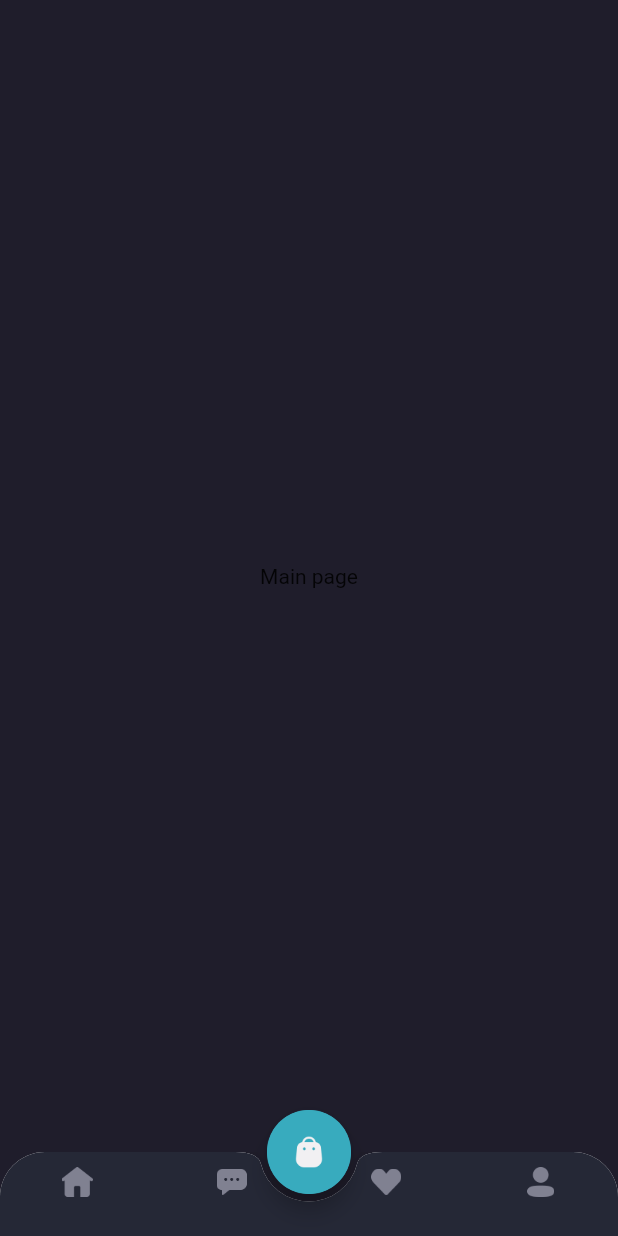
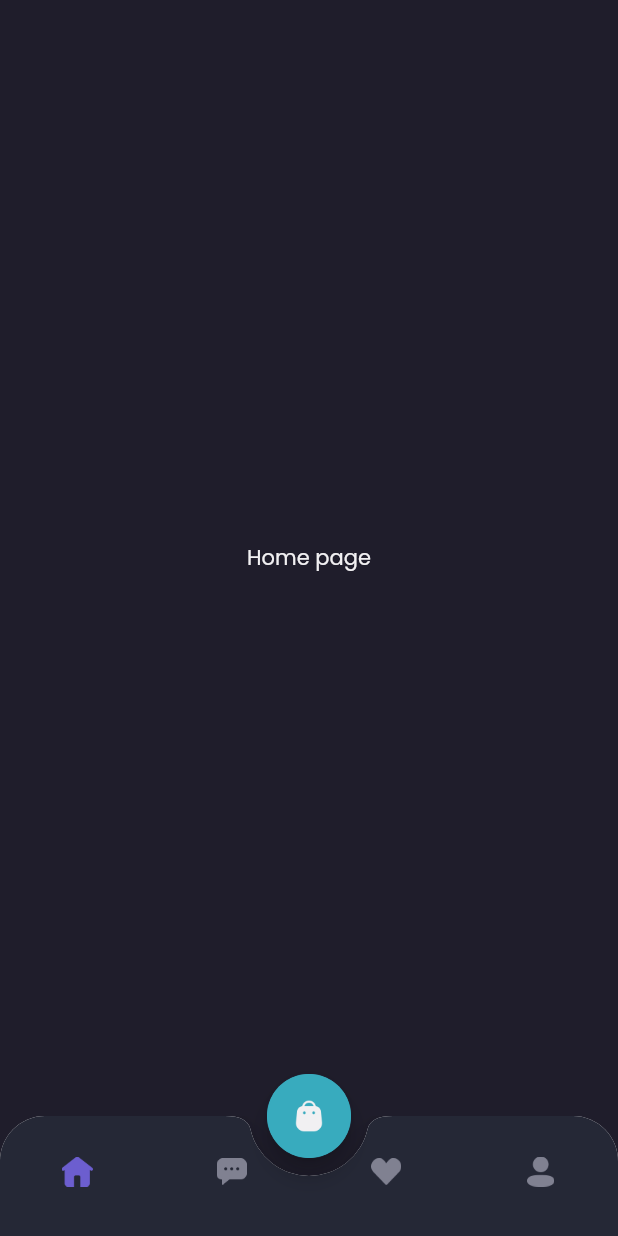
Before and after one commit to RianCahyadi08/Flutter_Shamo, a Flutter app: the MainPage screen opened by its route, on a phone screen of 412 x 824 dp. Run offline on Flutter 3.47's test engine with Material 2 defaults, Android fonts, the phone set to English and light mode, and no system bars; our stand-ins replace google_fonts.

Commit message:
Add chat page, home page, profile page, wishlist page

```diff
--- /dev/null
+++ b/lib/pages/home/chat_page.dart
@@ -0,0 +1,16 @@
+import 'package:flutter/material.dart';
+import 'package:shamo/theme/theme.dart';
+
+class ChatPage extends StatelessWidget {
+  const ChatPage({super.key});
+
+  @override
+  Widget build(BuildContext context) {
+    return Center(
+      child: Text(
+        'Chat page',
+        style: primaryTextStyle,
+      ),
+    );
+  }
+}
--- /dev/null
+++ b/lib/pages/home/home_page.dart
@@ -0,0 +1,16 @@
+import 'package:flutter/material.dart';
+import 'package:shamo/theme/theme.dart';
+
+class HomePage extends StatelessWidget {
+  const HomePage({super.key});
+
+  @override
+  Widget build(BuildContext context) {
+    return Center(
+      child: Text(
+        'Home page',
+        style: primaryTextStyle,
+      ),
+    );
+  }
+}
--- a/lib/pages/home/main_page.dart
+++ b/lib/pages/home/main_page.dart
@@ -1,8 +1,38 @@
 import 'package:flutter/material.dart';
+import 'package:shamo/pages/home/chat_page.dart';
+import 'package:shamo/pages/home/home_page.dart';
+import 'package:shamo/pages/home/profile_page.dart';
+import 'package:shamo/pages/home/wishlist_page.dart';
 import 'package:shamo/theme/theme.dart';
 
-class MainPage extends StatelessWidget {
+class MainPage extends StatefulWidget {
   const MainPage({super.key});
+
+  @override
+  State<MainPage> createState() => _MainPageState();
+}
+
+class _MainPageState extends State<MainPage> {
+  int currentIndex = 0;
+
+  Widget body() {
+    switch (currentIndex) {
+      case 0:
+        return const HomePage();
+      // break;
+      case 1:
+        return const ChatPage();
+      // break;
+      case 2:
+        return const WishlistPage();
+      // break;
+      case 3:
+        return const ProfilePage();
+      // break;
+      default:
+        return const HomePage();
+    }
+  }
 
   Widget cardButton() {
     return FloatingActionButton(
@@ -17,40 +47,75 @@ class MainPage extends StatelessWidget {
 
   Widget customButtonNav() {
     return ClipRRect(
-      borderRadius: BorderRadius.vertical(
+      borderRadius: const BorderRadius.vertical(
         top: Radius.circular(30),
       ),
       child: BottomAppBar(
-        shape: CircularNotchedRectangle(),
-        notchMargin: 5,
+        shape: const CircularNotchedRectangle(),
+        notchMargin: 12,
         clipBehavior: Clip.antiAlias,
         child: BottomNavigationBar(
+            currentIndex: currentIndex,
+            onTap: (value) {
+              setState(() {
+                currentIndex = value;
+              });
+            },
             backgroundColor: backgroundColor4,
             type: BottomNavigationBarType.fixed,
             items: [
               BottomNavigationBarItem(
                   label: '',
-                  icon: Image.asset(
+                  icon: Container(
+                    margin: const EdgeInsets.only(
+                      top: 20,
+                      bottom: 10,
+                    ),
+                    child: Image.asset(
                       'assets/icon_home.png',
                       width: 21,
+                      color: currentIndex == 0 ? primaryColor : menuNonActive,
+                    ),
                   )),
               BottomNavigationBarItem(
                   label: '',
-                  icon: Image.asset(
+                  icon: Container(
+                    margin: const EdgeInsets.only(
+                      top: 20,
+                      bottom: 10,
+                      // right: 50,
+                    ),
+                    child: Image.asset(
                       'assets/icon_chat.png',
                       width: 20,
+                      color: currentIndex == 1 ? primaryColor : menuNonActive,
+                    ),
                   )),
               BottomNavigationBarItem(
                   label: '',
-                  icon: Image.asset(
+                  icon: Container(
+                    margin: const EdgeInsets.only(
+                      top: 20,
+                      bottom: 10,
+                    ),
+                    child: Image.asset(
                       'assets/icon_wishlist.png',
                       width: 20,
+                      color: currentIndex == 2 ? primaryColor : menuNonActive,
+                    ),
                   )),
               BottomNavigationBarItem(
                   label: '',
-                  icon: Image.asset(
+                  icon: Container(
+                    margin: const EdgeInsets.only(
+                      top: 20,
+                      bottom: 10,
+                    ),
+                    child: Image.asset(
                       'assets/icon_profile.png',
                       width: 18,
+                      color: currentIndex == 3 ? primaryColor : menuNonActive,
+                    ),
                   )),
             ]),
       ),
@@ -64,9 +129,7 @@ class MainPage extends StatelessWidget {
       floatingActionButton: cardButton(),
       floatingActionButtonLocation: FloatingActionButtonLocation.centerDocked,
       bottomNavigationBar: customButtonNav(),
-      body: Center(
-        child: Text('Main page'),
-      ),
+      body: body(),
     );
   }
 }
--- /dev/null
+++ b/lib/pages/home/profile_page.dart
@@ -0,0 +1,16 @@
+import 'package:flutter/material.dart';
+import 'package:shamo/theme/theme.dart';
+
+class ProfilePage extends StatelessWidget {
+  const ProfilePage({super.key});
+
+  @override
+  Widget build(BuildContext context) {
+    return Center(
+      child: Text(
+        'Profile page',
+        style: primaryTextStyle,
+      ),
+    );
+  }
+}
--- /dev/null
+++ b/lib/pages/home/wishlist_page.dart
@@ -0,0 +1,16 @@
+import 'package:flutter/material.dart';
+import 'package:shamo/theme/theme.dart';
+
+class WishlistPage extends StatelessWidget {
+  const WishlistPage({super.key});
+
+  @override
+  Widget build(BuildContext context) {
+    return Center(
+      child: Text(
+        'Wishlist page',
+        style: primaryTextStyle,
+      ),
+    );
+  }
+}
--- a/lib/theme/theme.dart
+++ b/lib/theme/theme.dart
@@ -14,6 +14,7 @@ Color backgroundColor4 = const Color(0xff252836);
 Color primaryTextColor = const Color(0xffF1F0F2);
 Color secondaryTextColor = const Color(0xff999999);
 Color subtitleColor = const Color(0xff504F5E);
+Color menuNonActive = const Color(0xff808191);
 
 TextStyle primaryTextStyle = GoogleFonts.poppins(
   color: primaryTextColor,
```
Lines whose indentation alone changed are shown as unchanged.
